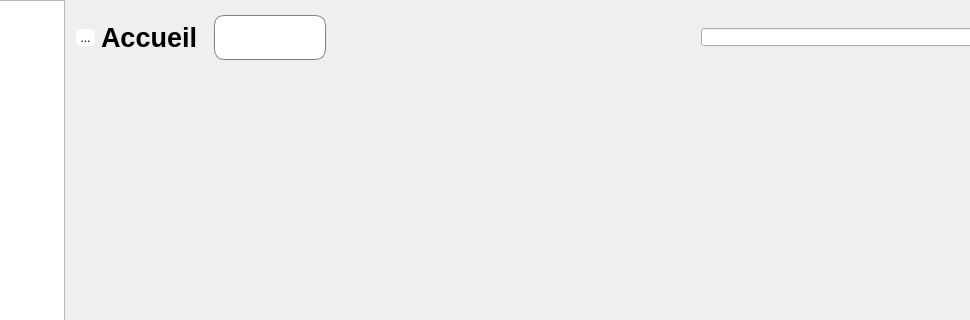
ArtAuc/mkrescue, file mainwindow.ui: the form before one commit; both pictures show x 191 to 1161 and y 0 to 320 of the 1251 by 739 pixel window.
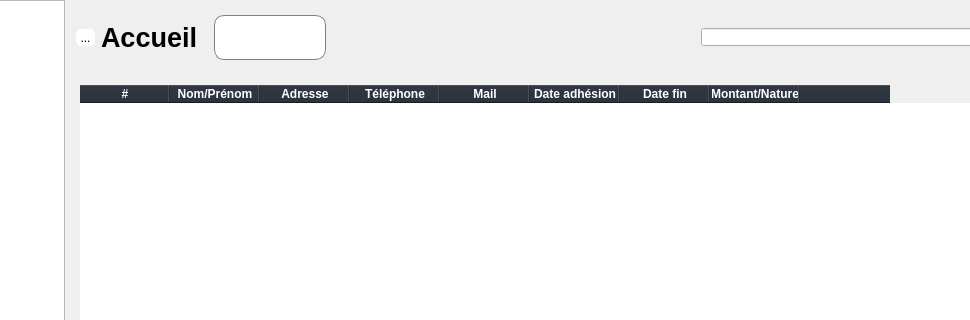
The form after the commit. The open tabs and pages were chosen to show the change. Icons and pictures are not drawn. Custom widgets are drawn as their Qt base class.

What changed in the file:
```diff
--- a/mainwindow.ui
+++ b/mainwindow.ui
@@ -1451,7 +1451,106 @@
         </widget>
         <widget class="QWidget" name="lostPage"/>
         <widget class="QWidget" name="adoptionDemandPage"/>
-        <widget class="QWidget" name="membersPage"/>
+        <widget class="QWidget" name="membersPage">
+         <layout class="QVBoxLayout" name="verticalLayout_8">
+          <item>
+           <widget class="QTableWidget" name="membersTable">
+            <property name="sizePolicy">
+             <sizepolicy hsizetype="Expanding" vsizetype="Expanding">
+              <horstretch>0</horstretch>
+              <verstretch>0</verstretch>
+             </sizepolicy>
+            </property>
+            <property name="styleSheet">
+             <string notr="true"/>
+            </property>
+            <property name="frameShape">
+             <enum>QFrame::NoFrame</enum>
+            </property>
+            <property name="frameShadow">
+             <enum>QFrame::Sunken</enum>
+            </property>
+            <property name="lineWidth">
+             <number>0</number>
+            </property>
+            <property name="verticalScrollBarPolicy">
+             <enum>Qt::ScrollBarAsNeeded</enum>
+            </property>
+            <property name="horizontalScrollBarPolicy">
+             <enum>Qt::ScrollBarAsNeeded</enum>
+            </property>
+            <property name="editTriggers">
+             <set>QAbstractItemView::NoEditTriggers</set>
+            </property>
+            <property name="alternatingRowColors">
+             <bool>false</bool>
+            </property>
+            <property name="selectionMode">
+             <enum>QAbstractItemView::SingleSelection</enum>
+            </property>
+            <property name="selectionBehavior">
+             <enum>QAbstractItemView::SelectRows</enum>
+            </property>
+            <attribute name="horizontalHeaderMinimumSectionSize">
+             <number>0</number>
+            </attribute>
+            <attribute name="horizontalHeaderDefaultSectionSize">
+             <number>90</number>
+            </attribute>
+            <column>
+             <property name="text">
+              <string>#</string>
+             </property>
+             <property name="font">
+              <font>
+               <bold>false</bold>
+              </font>
+             </property>
+            </column>
+            <column>
+             <property name="text">
+              <string>Nom/Prénom</string>
+             </property>
+            </column>
+            <column>
+             <property name="text">
+              <string>Adresse</string>
+             </property>
+            </column>
+            <column>
+             <property name="text">
+              <string>Téléphone</string>
+             </property>
+            </column>
+            <column>
+             <property name="text">
+              <string>Mail</string>
+             </property>
+            </column>
+            <column>
+             <property name="text">
+              <string>Date adhésion</string>
+             </property>
+            </column>
+            <column>
+             <property name="text">
+              <string>Date fin</string>
+             </property>
+            </column>
+            <column>
+             <property name="text">
+              <string>Montant/Nature</string>
+             </property>
+            </column>
+            <column>
+             <property name="text">
+              <string/>
+             </property>
+            </column>
+           </widget>
+          </item>
+         </layout>
+        </widget>
         <widget class="QWidget" name="vetPage"/>
        </widget>
       </item>
```
Left out of the diff: 2 changed lines with no effect on the pictures.
